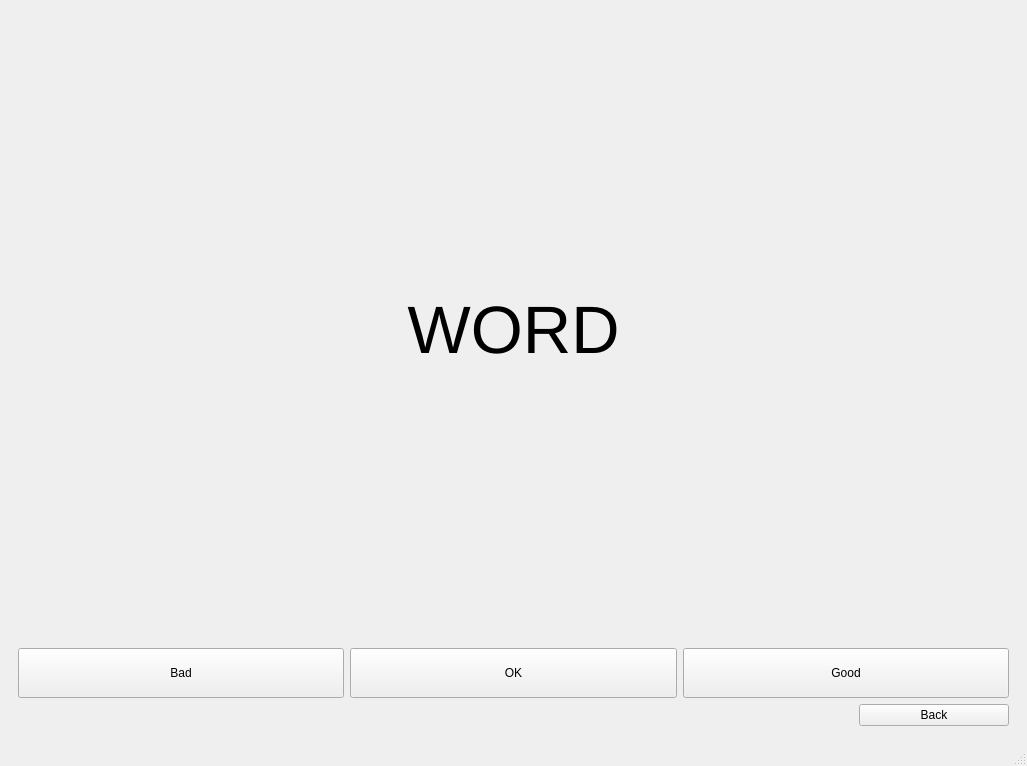
Above: wordiki_better.ui from sibenshtern/WORDiki-2.0 before the change. Below: the same form after it.
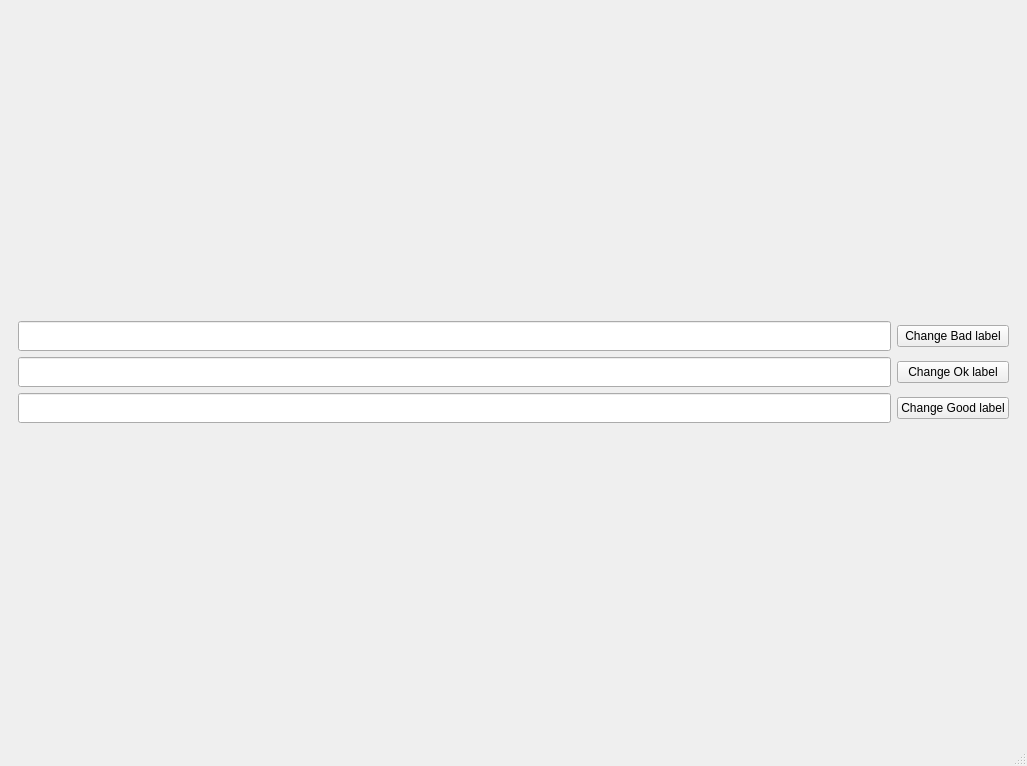
That is the form after the change.

Commit message: update interface and add change label buttons

Diff of the .ui file:
```diff
--- a/wordiki_better.ui
+++ b/wordiki_better.ui
@@ -18,7 +18,7 @@
     <item>
      <widget class="QStackedWidget" name="stackedWidget">
       <property name="currentIndex">
-       <number>3</number>
+       <number>5</number>
       </property>
       <widget class="QWidget" name="start_page">
        <layout class="QVBoxLayout" name="verticalLayout">
@@ -703,6 +703,87 @@
         </item>
        </layout>
       </widget>
+      <widget class="QWidget" name="labels_page">
+       <layout class="QGridLayout" name="gridLayout_3">
+        <item row="1" column="0">
+         <widget class="QLineEdit" name="bad_line">
+          <property name="minimumSize">
+           <size>
+            <width>0</width>
+            <height>30</height>
+           </size>
+          </property>
+         </widget>
+        </item>
+        <item row="1" column="1">
+         <widget class="QPushButton" name="bad_line_button">
+          <property name="text">
+           <string>Change Bad label</string>
+          </property>
+         </widget>
+        </item>
+        <item row="2" column="1">
+         <widget class="QPushButton" name="ok_line_button">
+          <property name="text">
+           <string>Change Ok label</string>
+          </property>
+         </widget>
+        </item>
+        <item row="2" column="0">
+         <widget class="QLineEdit" name="ok_line">
+          <property name="minimumSize">
+           <size>
+            <width>0</width>
+            <height>30</height>
+           </size>
+          </property>
+         </widget>
+        </item>
+        <item row="0" column="0">
+         <spacer name="verticalSpacer_12">
+          <property name="orientation">
+           <enum>Qt::Vertical</enum>
+          </property>
+          <property name="sizeHint" stdset="0">
+           <size>
+            <width>20</width>
+            <height>40</height>
+           </size>
+          </property>
+         </spacer>
+        </item>
+        <item row="3" column="1">
+         <widget class="QPushButton" name="good_line_button">
+          <property name="text">
+           <string>Change Good label</string>
+          </property>
+         </widget>
+        </item>
+        <item row="3" column="0">
+         <widget class="QLineEdit" name="good_line">
+          <property name="minimumSize">
+           <size>
+            <width>0</width>
+            <height>30</height>
+           </size>
+          </property>
+         </widget>
+        </item>
+        <item row="4" column="0">
+         <spacer name="verticalSpacer_13">
+          <property name="orientation">
+           <enum>Qt::Vertical</enum>
+          </property>
+          <property name="sizeHint" stdset="0">
+           <size>
+            <width>20</width>
+            <height>40</height>
+           </size>
+          </property>
+         </spacer>
+        </item>
+       </layout>
+      </widget>
      </widget>
     </item>
    </layout>
```
Left out of the diff: 11 changed lines with no effect on the pictures. The commit also changes 2 other files.
